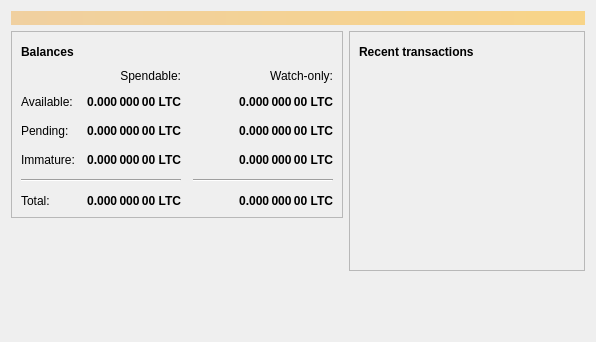
Above: src/qt/forms/overviewpage.ui from tremendouscoin/litecoin before the change. Below: the same form after it.
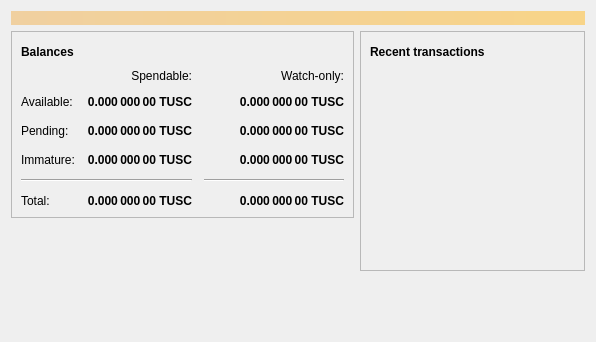
That is the form after the change. Icons and pictures are not drawn.

Commit message: replace LTC with TUSC

Diff of the .ui file:
```diff
--- a/src/qt/forms/overviewpage.ui
+++ b/src/qt/forms/overviewpage.ui
@@ -129,7 +129,7 @@
                <string>Unconfirmed transactions to watch-only addresses</string>
               </property>
               <property name="text">
-               <string notr="true">0.000 000 00 LTC</string>
+               <string notr="true">0.000 000 00 TUSC</string>
               </property>
               <property name="alignment">
                <set>Qt::AlignRight|Qt::AlignTrailing|Qt::AlignVCenter</set>
@@ -154,7 +154,7 @@
                <string>Total of transactions that have yet to be confirmed, and do not yet count toward the spendable balance</string>
               </property>
               <property name="text">
-               <string notr="true">0.000 000 00 LTC</string>
+               <string notr="true">0.000 000 00 TUSC</string>
               </property>
               <property name="alignment">
                <set>Qt::AlignRight|Qt::AlignTrailing|Qt::AlignVCenter</set>
@@ -179,7 +179,7 @@
                <string>Mined balance in watch-only addresses that has not yet matured</string>
               </property>
               <property name="text">
-               <string notr="true">0.000 000 00 LTC</string>
+               <string notr="true">0.000 000 00 TUSC</string>
               </property>
               <property name="alignment">
                <set>Qt::AlignRight|Qt::AlignTrailing|Qt::AlignVCenter</set>
@@ -237,7 +237,7 @@
                <string>Mined balance that has not yet matured</string>
               </property>
               <property name="text">
-               <string notr="true">0.000 000 00 LTC</string>
+               <string notr="true">0.000 000 00 TUSC</string>
               </property>
               <property name="alignment">
                <set>Qt::AlignRight|Qt::AlignTrailing|Qt::AlignVCenter</set>
@@ -282,7 +282,7 @@
                <string>Your current total balance</string>
               </property>
               <property name="text">
-               <string notr="true">0.000 000 00 LTC</string>
+               <string notr="true">0.000 000 00 TUSC</string>
               </property>
               <property name="alignment">
                <set>Qt::AlignRight|Qt::AlignTrailing|Qt::AlignVCenter</set>
@@ -307,7 +307,7 @@
                <string>Current total balance in watch-only addresses</string>
               </property>
               <property name="text">
-               <string notr="true">0.000 000 00 LTC</string>
+               <string notr="true">0.000 000 00 TUSC</string>
               </property>
               <property name="alignment">
                <set>Qt::AlignRight|Qt::AlignTrailing|Qt::AlignVCenter</set>
@@ -349,7 +349,7 @@
                <string>Your current spendable balance</string>
               </property>
               <property name="text">
-               <string notr="true">0.000 000 00 LTC</string>
+               <string notr="true">0.000 000 00 TUSC</string>
               </property>
               <property name="alignment">
                <set>Qt::AlignRight|Qt::AlignTrailing|Qt::AlignVCenter</set>
@@ -374,7 +374,7 @@
                <string>Your current balance in watch-only addresses</string>
               </property>
               <property name="text">
-               <string notr="true">0.000 000 00 LTC</string>
+               <string notr="true">0.000 000 00 TUSC</string>
               </property>
               <property name="alignment">
                <set>Qt::AlignRight|Qt::AlignTrailing|Qt::AlignVCenter</set>
```
The commit also changes 11 other files.
